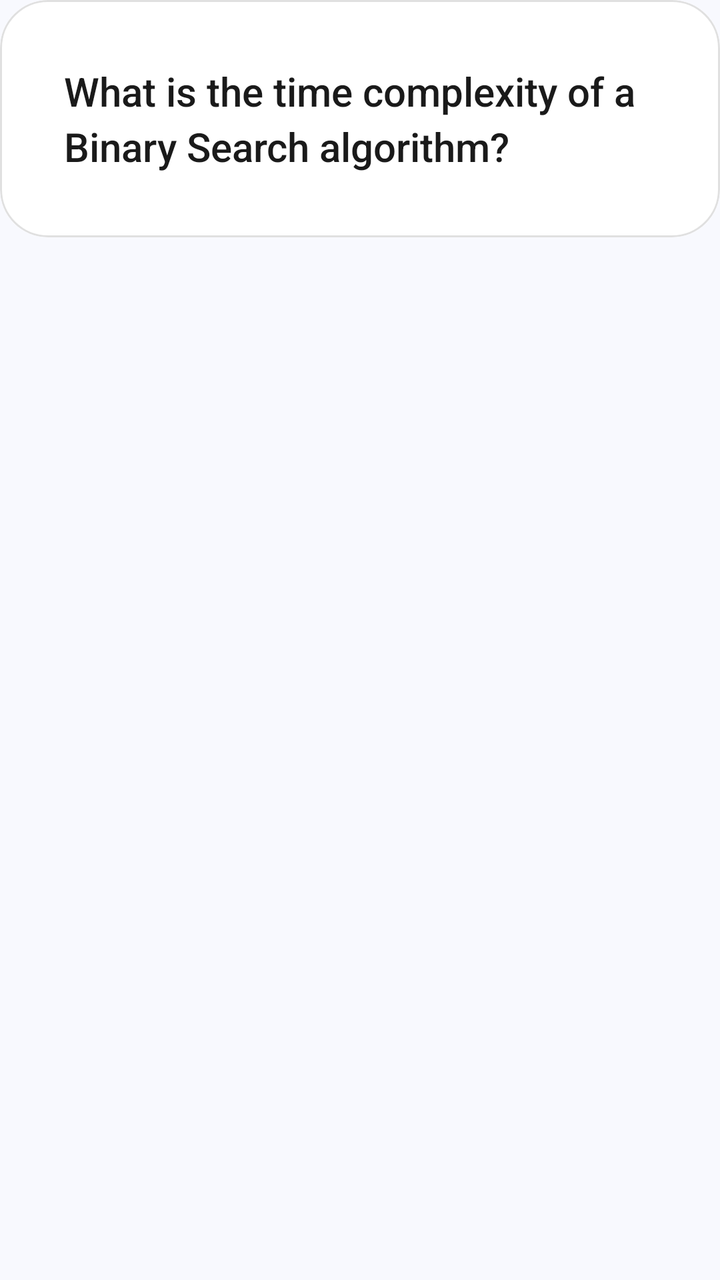
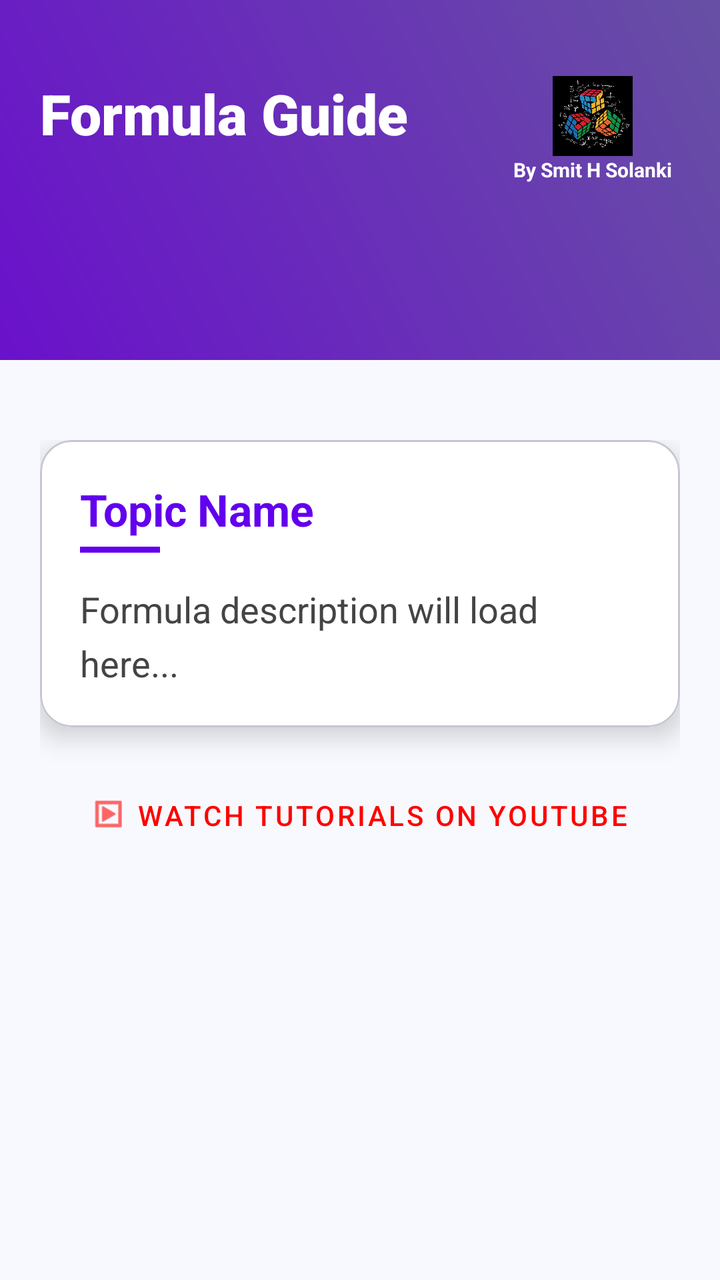

An Android layout rendered at two revisions. The XML below is the earlier revision; the diff shows what the commit changed to produce the second picture.
<!-- AndroidManifest.xml: application theme Theme.Aptitude -->
<!-- res/layout/activity_formula_description.xml -->
<?xml version="1.0" encoding="utf-8"?>
<androidx.constraintlayout.widget.ConstraintLayout xmlns:android="http://schemas.android.com/apk/res/android"
    xmlns:app="http://schemas.android.com/apk/res-auto"
    xmlns:tools="http://schemas.android.com/tools"
    android:id="@+id/main"
    android:layout_width="match_parent"
    android:layout_height="match_parent"
    android:background="#F8F9FE"
    tools:context=".FormulaDescriptionActivity">

    <com.google.android.material.card.MaterialCardView
        android:id="@+id/questionCard"
        android:layout_width="match_parent"
        android:layout_height="wrap_content"
        android:layout_marginTop="24dp"
        app:cardCornerRadius="24dp"
        app:cardElevation="0dp"
        app:strokeWidth="1dp"
        app:strokeColor="#E0E0E0"
        android:background="@color/white">

        <TextView
            android:id="@+id/tvQuestionText"
            android:layout_width="match_parent"
            android:layout_height="wrap_content"
            android:padding="32dp"
            android:text="What is the time complexity of a Binary Search algorithm?"
            android:textColor="#1A1A1A"
            android:background="@color/white"
            android:textSize="20sp"
            android:fontFamily="sans-serif-medium"
            android:lineSpacingExtra="4dp"/>
    </com.google.android.material.card.MaterialCardView>

</androidx.constraintlayout.widget.ConstraintLayout>
<!-- resources referenced by this layout -->
<resources>
  <color name="white">#FFFFFFFF</color>
  <style name="Theme.Aptitude" parent="Base.Theme.Aptitude" />
  <style name="Base.Theme.Aptitude" parent="Theme.Material3.DayNight.NoActionBar">
          
          
      </style>
</resources>

<!-- the commit's change to res/layout/activity_formula_description.xml (unified diff, before → after) -->
@@ -8,28 +8,117 @@
     android:background="#F8F9FE"
     tools:context=".FormulaDescriptionActivity">
 
-    <com.google.android.material.card.MaterialCardView
-        android:id="@+id/questionCard"
+    <View
+        android:id="@+id/headerBackground"
         android:layout_width="match_parent"
+        android:layout_height="180dp"
+        android:background="@drawable/header_gradient"
+        app:layout_constraintTop_toTopOf="parent" />
+
+    <TextView
+        android:id="@+id/titleText"
+        android:layout_width="wrap_content"
         android:layout_height="wrap_content"
-        android:layout_marginTop="24dp"
-        app:cardCornerRadius="24dp"
-        app:cardElevation="0dp"
-        app:strokeWidth="1dp"
-        app:strokeColor="#E0E0E0"
-        android:background="@color/white">
+        android:layout_marginStart="20dp"
+        android:layout_marginTop="38dp"
+        android:text="Formula Guide"
+        android:textColor="#FFFFFF"
+        android:textSize="28sp"
+        android:fontFamily="sans-serif-black"
+        app:layout_constraintStart_toStartOf="parent"
+        app:layout_constraintTop_toTopOf="parent" />
+
+    <LinearLayout
+        android:id="@+id/devBranding"
+        android:layout_width="wrap_content"
+        android:layout_height="wrap_content"
+        android:layout_marginEnd="24dp"
+        android:orientation="vertical"
+        android:gravity="center"
+        app:layout_constraintEnd_toEndOf="parent"
+        app:layout_constraintTop_toTopOf="@+id/titleText">
+
+        <ImageView
+            android:layout_width="40dp"
+            android:layout_height="40dp"
+            android:src="@drawable/logo"/>
 
         <TextView
-            android:id="@+id/tvQuestionText"
+            android:layout_width="wrap_content"
+            android:layout_height="wrap_content"
+            android:text="By Smit H Solanki"
+            android:textColor="#FFFFFF"
+            android:textSize="10sp"
+            android:textStyle="bold" />
+    </LinearLayout>
+
+    <androidx.core.widget.NestedScrollView
+        android:layout_width="match_parent"
+        android:layout_height="0dp"
+        android:layout_marginTop="20dp"
+        app:layout_constraintBottom_toBottomOf="parent"
+        app:layout_constraintTop_toBottomOf="@id/headerBackground">
+
+        <LinearLayout
             android:layout_width="match_parent"
             android:layout_height="wrap_content"
-            android:padding="32dp"
-            android:text="What is the time complexity of a Binary Search algorithm?"
-            android:textColor="#1A1A1A"
-            android:background="@color/white"
-            android:textSize="20sp"
-            android:fontFamily="sans-serif-medium"
-            android:lineSpacingExtra="4dp"/>
-    </com.google.android.material.card.MaterialCardView>
+            android:orientation="vertical"
+            android:padding="20dp">
+
+            <com.google.android.material.card.MaterialCardView
+                android:layout_width="match_parent"
+                android:layout_height="wrap_content"
+                app:cardCornerRadius="16dp"
+                app:cardElevation="8dp">
+
+                <LinearLayout
+                    android:layout_width="match_parent"
+                    android:layout_height="wrap_content"
+                    android:background="@color/white"
+                    android:orientation="vertical"
+                    android:padding="20dp">
+
+                    <TextView
+                        android:id="@+id/tvTopicTitle"
+                        android:layout_width="wrap_content"
+                        android:layout_height="wrap_content"
+                        android:text="Topic Name"
+                        android:textColor="#6200EE"
+                        android:textSize="22sp"
+                        android:textStyle="bold" />
+
+                    <View
+                        android:layout_width="40dp"
+                        android:layout_height="3dp"
+                        android:layout_marginTop="4dp"
+                        android:background="#6200EE" />
+
+                    <TextView
+                        android:id="@+id/tvFormulaDetails"
+                        android:layout_width="match_parent"
+                        android:layout_height="wrap_content"
+                        android:layout_marginTop="16dp"
+                        android:text="Formula description will load here..."
+                        android:textColor="#444444"
+                        android:textSize="18sp"
+                        android:lineSpacingExtra="6dp" />
+
+                </LinearLayout>
+            </com.google.android.material.card.MaterialCardView>
+
+            <com.google.android.material.button.MaterialButton
+                android:id="@+id/youtubeButton"
+                style="@style/Widget.MaterialComponents.Button.TextButton"
+                android:layout_width="wrap_content"
+                android:layout_height="wrap_content"
+                android:layout_gravity="center"
+                android:layout_marginTop="20dp"
+                android:text="Watch Tutorials on YouTube"
+                android:textColor="#FF0000"
+                app:icon="@android:drawable/ic_menu_slideshow"
+                app:iconTint="#FF0000" />
+
+        </LinearLayout>
+    </androidx.core.widget.NestedScrollView>
 
 </androidx.constraintlayout.widget.ConstraintLayout>
<!-- resource entries referenced after the edit -->
@@ -1,6 +1,14 @@
 <!-- resources referenced by this layout -->
 <resources>
   <color name="white">#FFFFFFFF</color>
+  <!-- drawable header_gradient (drawable) -->
+  <shape xmlns:android="http://schemas.android.com/apk/res/android">
+      <gradient
+          android:startColor="#6A11CB"
+          android:endColor="#6750A4"
+          android:angle="45"/>
+  </shape>
+  <!-- drawable logo: png bitmap (drawable, 368229 bytes) -->
   <style name="Theme.Aptitude" parent="Base.Theme.Aptitude" />
   <style name="Base.Theme.Aptitude" parent="Theme.Material3.DayNight.NoActionBar">
           
